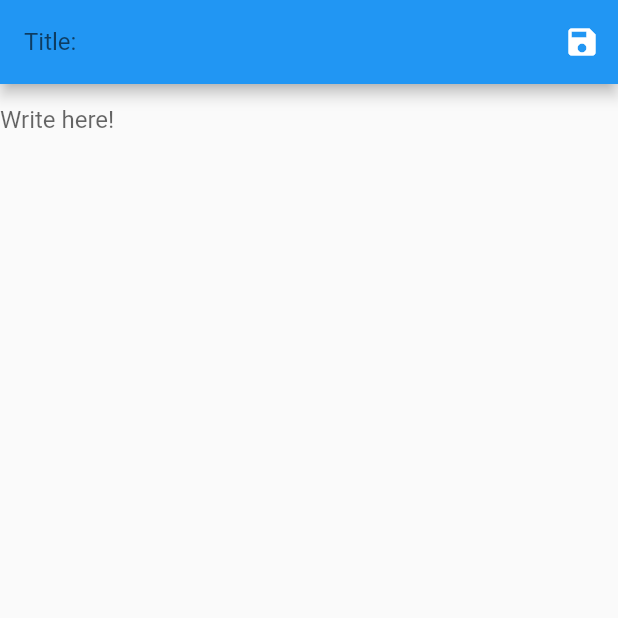
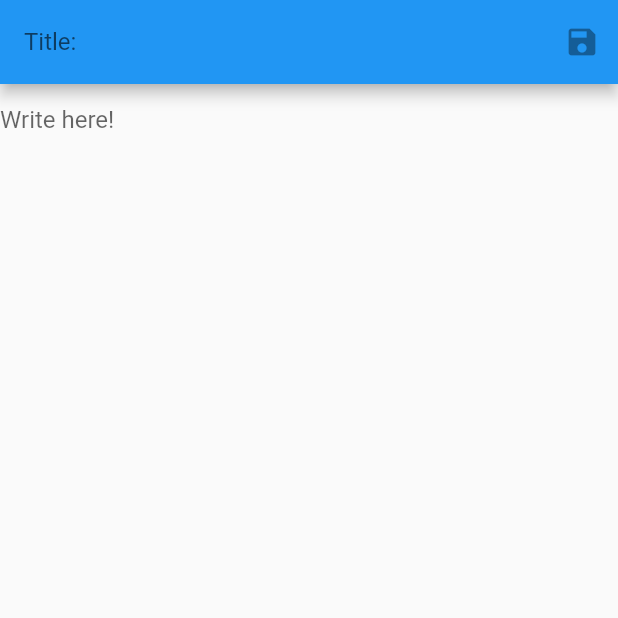
Before and after one commit to jaemoonpark/enjournal, a Flutter app: the screen it shows after launch, on a phone screen of 412 x 824 dp, the top half of it. Run offline on Flutter 3.47's test engine with Material 2 defaults, Android fonts, the phone set to English and light mode, and no system bars; our stand-ins replace rxdart.

Commit message:
wrapped app with entry creation provider. implement bloc in login screen widget. changed variable names, primarily in entry_creation_bloc to better reflect functionality and purpose

```diff
--- a/lib/src/app.dart
+++ b/lib/src/app.dart
@@ -1,15 +1,16 @@
 import 'package:enjournal/src/screens/entry_create.dart';
 import 'package:flutter/material.dart';
-
+import 'blocs/entry_creation_provider.dart';
 class App extends StatelessWidget{
 
   Widget build(context){
-    return MaterialApp(
-      title: 'Bankrupt',
+    return EntryCreationProvider(
+      child: MaterialApp(
+      title: 'Enjournal',
       home: Scaffold(
         body: EntryCreate(),
       ),
-
+      )
     );
   }
 }
--- a/lib/src/blocs/entry_creation_bloc.dart
+++ b/lib/src/blocs/entry_creation_bloc.dart
@@ -7,14 +7,14 @@ class EntryCreationBloc extends Object with Validators{
   final _entryBodyController = BehaviorSubject<String>();
 
   Function(String) get changeTitle => _entryTitleController.sink.add;
-  Function(String) get changePassword => _entryBodyController.sink.add;
+  Function(String) get changeBody => _entryBodyController.sink.add;
 
   Stream<String> get title => _entryTitleController.stream.transform(validateLength);
   Stream<String> get body => _entryBodyController.stream.transform(validateLength);
-  Stream<bool> get submitValid => Observable.combineLatest2(title, body, (title, body) => true);
+  Stream<bool> get saveValid => Observable.combineLatest2(title, body, (title, body) => true);
 
 
-  submit(){
+  save(){
     //TODO: encrypt file, save in db(autoid, title, pointer to enc(file))
     print("Validation passed!");
   }
--- a/lib/src/blocs/entry_creation_provider.dart
+++ b/lib/src/blocs/entry_creation_provider.dart
@@ -1,5 +1,6 @@
 import 'package:flutter/material.dart';
 import 'entry_creation_bloc.dart';
+export 'entry_creation_bloc.dart';
 
 class EntryCreationProvider extends InheritedWidget{
   final bloc = EntryCreationBloc();
--- a/lib/src/screens/entry_create.dart
+++ b/lib/src/screens/entry_create.dart
@@ -1,44 +1,70 @@
 import 'package:flutter/material.dart';
+import '../blocs/entry_creation_provider.dart';
+class EntryCreate extends StatelessWidget{
 
-class EntryCreate extends StatelessWidget{
   Widget build(context){
+    final entryCreationBloc = EntryCreationProvider.of(context);
     return Scaffold(
       appBar: AppBar(
-        title: widgetAppBarTitle(),
-        actions: widgetAppBarActions(),
+        title: widgetAppBarTitle(entryCreationBloc),
+        actions: widgetAppBarActions(entryCreationBloc),
       ),
-      body: widgetEntryBody(),
+      body: widgetEntryBody(entryCreationBloc),
     );
   }
 
-  List<Widget> widgetAppBarActions(){
+  List<Widget> widgetAppBarActions(EntryCreationBloc entryCreationBloc){
     return <Widget>[
-      IconButton(
-        icon: Icon(Icons.save),
-        onPressed: (){
-
-        },
-      )
+        widgetAppBarSaveBtn(entryCreationBloc),
     ];
   }
 
-
-  Widget widgetAppBarTitle(){
-    return TextField(
-      decoration: InputDecoration(
-        border: InputBorder.none,
-        hintText: 'Title: '
-      ),
+  Widget widgetAppBarSaveBtn(EntryCreationBloc entryCreationBloc){
+    return StreamBuilder(
+      stream: entryCreationBloc.saveValid,
+      builder: (context, snapshot){
+        return IconButton(
+        icon: Icon(Icons.save),
+        onPressed: snapshot.hasData ? entryCreationBloc.save : null,
+        );
+      },
     );
   }
 
-  Widget widgetEntryBody(){
-    return TextField(
-      maxLines: null,
-      decoration: InputDecoration(
-        border: InputBorder.none,
-        hintText: 'Write here!'
-      ),
+
+  Widget widgetAppBarTitle(EntryCreationBloc entryCreationBloc){
+    return StreamBuilder(
+      stream: entryCreationBloc.title,
+      builder: (context, snapshot){
+        return TextField(
+          onChanged: entryCreationBloc.changeTitle,
+          decoration: InputDecoration(
+            border: InputBorder.none,
+            hintText: 'Title: ',
+            errorText: snapshot.error,
+          ),
+        );
+      }
     );
+
+  }
+
+  Widget widgetEntryBody(EntryCreationBloc entryCreationBloc){
+    return StreamBuilder(
+      stream: entryCreationBloc.body,
+      builder: (context, snapshot){
+        return TextField(
+          onChanged: entryCreationBloc.changeBody,
+          maxLines: null,
+          decoration: InputDecoration(
+            border: InputBorder.none,
+            hintText: 'Write here!',
+            errorText: snapshot.error,
+          ),
+        );
+      }
+
+    );
+
   }
 }
--- a/pubspec.yaml
+++ b/pubspec.yaml
@@ -23,7 +23,7 @@ dependencies:
   # The following adds the Cupertino Icons font to your application.
   # Use with the CupertinoIcons class for iOS style icons.
   cupertino_icons: ^0.1.2
-  rxdart: ^0.16.7
+  rxdart: ^0.18.0
 
 dev_dependencies:
   flutter_test:
```
Also changed, not shown: pubspec.lock, 2 other files.
